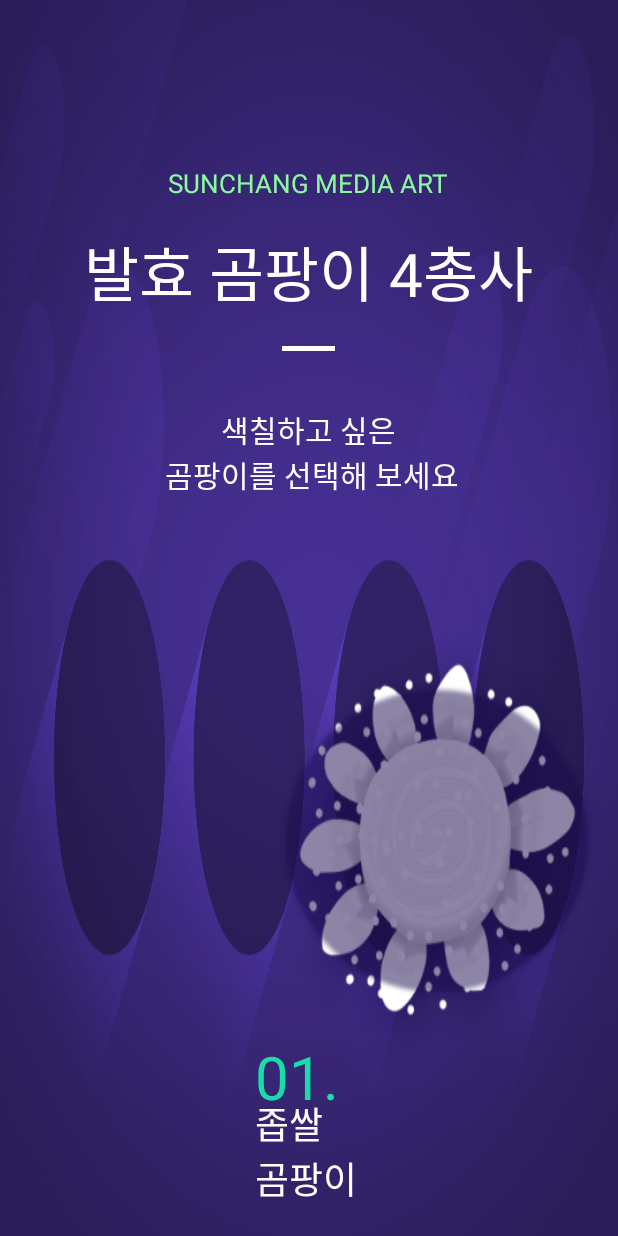
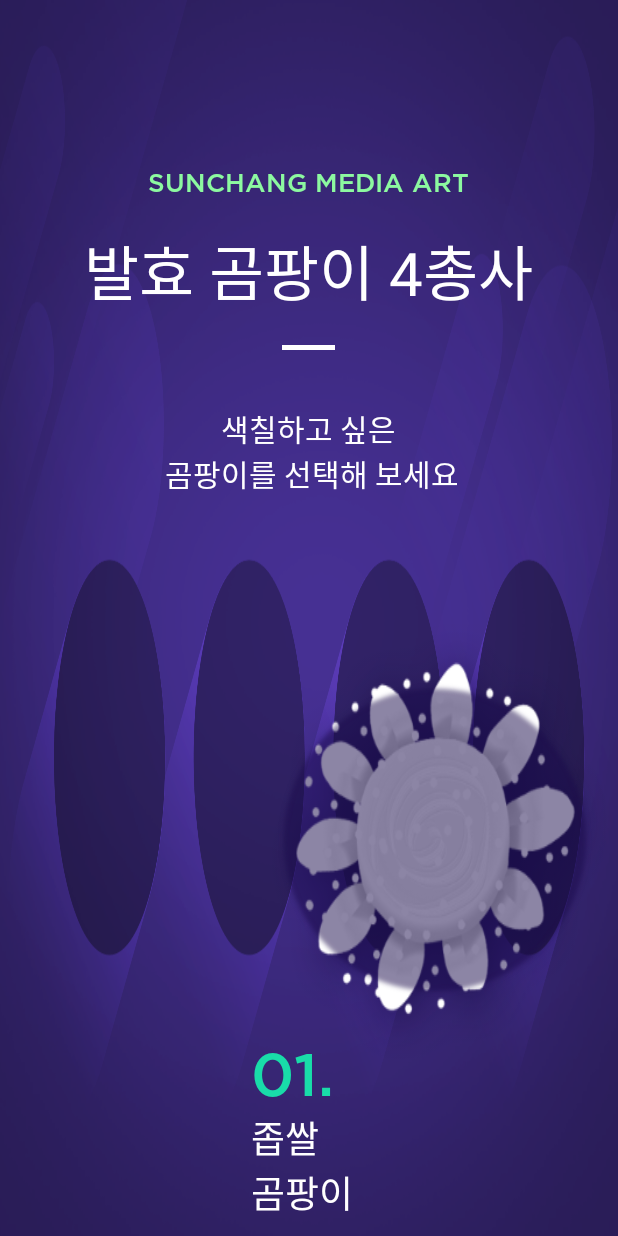
Before and after one commit to Limky/CanvasPaintingApp, an Android app: the layout fragment_main.xml on its own in the app's theme, with its tools: preview values and no code run, on a phone screen of 412 x 824 dp. Run offline under Robolectric (Android 15) with nearby library versions, the phone set to English and light mode, and no system bars; Roboto replaces fonts that are not available here.

Commit message:
fonts load delaying problem 해결

```diff
--- a/app/build.gradle
+++ b/app/build.gradle
@@ -33,4 +33,7 @@ dependencies {
 
         compile 'com.tsengvn:typekit:1.0.1'
 
+
+
+
 }
--- a/app/src/main/AndroidManifest.xml
+++ b/app/src/main/AndroidManifest.xml
@@ -7,6 +7,7 @@
 
 
     <application
+        android:name=".MoldCreate"
         android:allowBackup="true"
         android:icon="@mipmap/ic_launcher"
         android:label="@string/app_name"
--- a/app/src/main/java/com/example/sqisoft/moldcreateapp/Manager/DataManager.java
+++ b/app/src/main/java/com/example/sqisoft/moldcreateapp/Manager/DataManager.java
@@ -26,7 +26,7 @@ public class DataManager {
     private TextView text_X,text_Y;
     private Context mContext;
 
-    public static String API_SERVER_URL = "http://192.168.2.119:8080";
+    public static String API_SERVER_URL = "http://192.168.2.2:8080";
     public static int nettype = 17; //임시 디바이스 정보 유니티에서 요청한 디바이스 타입정보.
     public static String deviceCode = "SMA-60000";
     public static String  targetDeviceType = "STEP011";
--- a/app/src/main/res/layout/fragment_main.xml
+++ b/app/src/main/res/layout/fragment_main.xml
@@ -15,7 +15,8 @@
             android:text="SUNCHANG MEDIA ART"
             android:textColor="#8cf9a0"
             android:textSize="17dp"
-            android:id="@+id/sunchang"/>
+            android:id="@+id/sunchang"
+            android:typeface="monospace"/>
 
     <TextView
         android:layout_marginTop="17dp"
@@ -26,7 +27,8 @@
         android:textColor="#ffffff"
         android:id="@+id/mold_intro_title_textView"
         android:layout_below="@+id/sunchang"
-        android:layout_centerHorizontal="true" />
+        android:layout_centerHorizontal="true"
+        android:typeface="serif"/>
 
 
         <ImageView
@@ -40,7 +42,8 @@
            android:background="#ffffff"/>
 
 
-        <TextView
+    <TextView
+        android:typeface="serif"
             android:layout_marginTop="18dp"
             android:layout_centerHorizontal="true"
             android:layout_below="@+id/underbar"
@@ -62,7 +65,7 @@
        android:id="@+id/relativeLayout">
 
        <RelativeLayout
-           android:layout_marginLeft="170dp"
+           android:layout_marginLeft="167dp"
            android:layout_width="wrap_content"
            android:layout_height="wrap_content">
         <RelativeLayout
@@ -73,7 +76,7 @@
                 android:id="@+id/mold_01_button"
                 android:src="@drawable/image_button"
                 android:layout_gravity="center"
-                android:layout_width="343dp"
+                android:layout_width="345dp"
                 android:layout_height="341dp"
                 android:background="@drawable/mold_01s"/>
             <TextView
@@ -83,13 +86,15 @@
                 android:layout_width="wrap_content"
                 android:layout_height="wrap_content"
                 android:text="01."
+                android:typeface="monospace"
                 android:textColor="#19dca9"
                 android:textSize="40dp"/>
             <TextView
+                android:typeface="serif"
                 android:id="@+id/mold_01_name"
-
+                android:layout_marginTop="10dp"
                 android:textColor="#ffffff"
-               android:textSize="24.5dp"
+                android:textSize="24.5dp"
                 android:layout_below="@+id/mold_01_button"
                 android:layout_width="wrap_content"
                 android:layout_height="wrap_content"
@@ -97,7 +102,7 @@
         </RelativeLayout>
 
        <RelativeLayout
-           android:layout_marginLeft="91dp"
+           android:layout_marginLeft="90dp"
            android:id="@+id/mold_layout_02"
            android:layout_width="wrap_content"
            android:layout_height="wrap_content"
@@ -107,7 +112,7 @@
                android:id="@+id/mold_02_button"
                android:src="@drawable/image_button"
                android:layout_gravity="center"
-               android:layout_width="343dp"
+               android:layout_width="345dp"
                android:layout_height="341dp"
                android:background="@drawable/mold_02s"/>
            <TextView
@@ -117,9 +122,11 @@
                android:layout_width="wrap_content"
                android:layout_height="wrap_content"
                android:text="02."
+               android:typeface="monospace"
                android:textColor="#19dca9"
                android:textSize="40dp"/>
            <TextView
+               android:typeface="serif"
                android:id="@+id/mold_02_name"
                android:layout_marginTop="10dp"
                android:textColor="#ffffff"
@@ -131,7 +138,7 @@
        </RelativeLayout>
 
        <RelativeLayout
-           android:layout_marginLeft="91dp"
+           android:layout_marginLeft="90dp"
            android:id="@+id/mold_layout_03"
            android:layout_width="wrap_content"
            android:layout_height="wrap_content"
@@ -141,7 +148,7 @@
                android:id="@+id/mold_03_button"
                android:src="@drawable/image_button"
                android:layout_gravity="center"
-               android:layout_width="343dp"
+               android:layout_width="345dp"
                android:layout_height="341dp"
                android:background="@drawable/mold_03s"/>
            <TextView
@@ -151,9 +158,11 @@
                android:layout_width="wrap_content"
                android:layout_height="wrap_content"
                android:text="03."
+               android:typeface="monospace"
                android:textColor="#19dca9"
                android:textSize="40dp"/>
            <TextView
+               android:typeface="serif"
                android:id="@+id/mold_03_name"
                android:layout_marginTop="10dp"
                android:textColor="#ffffff"
@@ -165,7 +174,7 @@
        </RelativeLayout>
 
        <RelativeLayout
-           android:layout_marginLeft="91dp"
+           android:layout_marginLeft="90dp"
            android:id="@+id/mold_layout_04"
            android:layout_width="wrap_content"
            android:layout_height="wrap_content"
@@ -175,7 +184,7 @@
                android:id="@+id/mold_04_button"
                android:src="@drawable/image_button"
                android:layout_gravity="center"
-               android:layout_width="343dp"
+               android:layout_width="345dp"
                android:layout_height="341dp"
                android:background="@drawable/mold_04s"/>
            <TextView
@@ -185,9 +194,11 @@
                android:layout_width="wrap_content"
                android:layout_height="wrap_content"
                android:text="04."
+               android:typeface="monospace"
                android:textColor="#19dca9"
                android:textSize="40dp"/>
            <TextView
+               android:typeface="serif"
                android:id="@+id/mold_04_name"
                android:layout_marginTop="10dp"
                android:textColor="#ffffff"
--- a/app/src/main/res/layout/fragment_sending.xml
+++ b/app/src/main/res/layout/fragment_sending.xml
@@ -12,7 +12,7 @@
         android:layout_height="wrap_content"
         android:background="@drawable/ic_arrow"
         android:layout_gravity="center_horizontal"
-        android:layout_marginTop="24dp"/>
+        android:layout_marginTop="15dp"/>
 
     <!-- TODO: Update blank fragment layout -->
     <TextView
@@ -53,8 +53,8 @@
 
     <ImageView
         android:id="@+id/sending_imageView"
-        android:layout_width="800dp"
-        android:layout_height="800dp"
+        android:layout_width="700dp"
+        android:layout_height="700dp"
         android:src="@drawable/mold_02s"
         android:layout_gravity="center"
         />
```
Also changed, not shown: app/src/main/java/com/example/sqisoft/moldcreateapp/Activity/MainActivity.java (+4 -6 lines), app/src/main/java/com/example/sqisoft/moldcreateapp/Fragment/FragmentMain.java (+13 -12 lines), app/src/main/java/com/example/sqisoft/moldcreateapp/MoldCreate.java (added, +60 -0 lines), app/src/main/java/com/example/sqisoft/moldcreateapp/view/GothamTextView.java (added, +35 -0 lines), app/src/main/java/com/example/sqisoft/moldcreateapp/view/NotoTextView.java (added, +41 -0 lines), app/src/main/assets/fonts/Gotham-Medium.otf (added), app/src/main/res/drawable-mdpi/palette_20_n.png (added), app/src/main/res/drawable-mdpi/palette_20_p.png (added).
